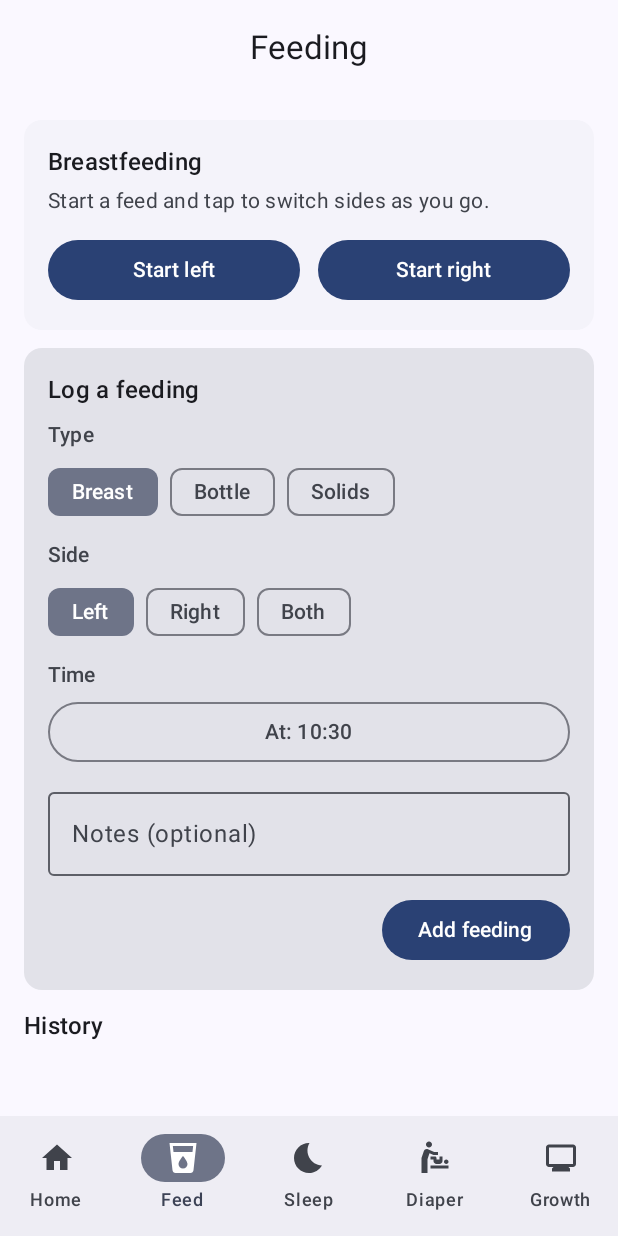
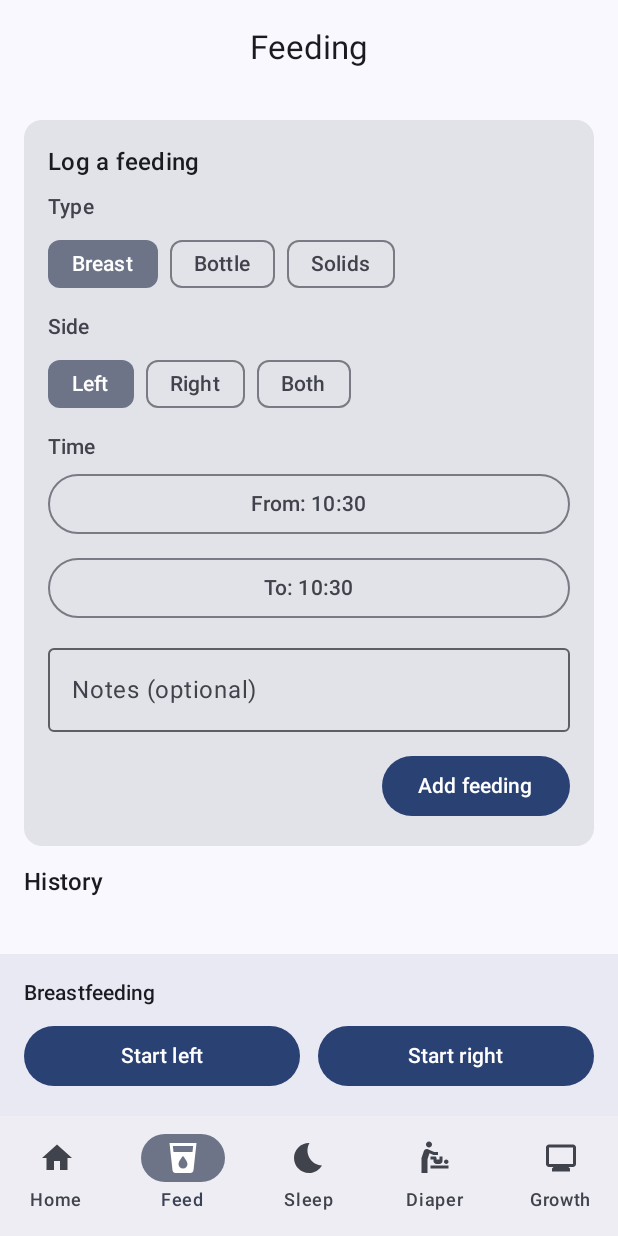
Before and after one commit to GProust/sprout, an Android app built with Jetpack Compose: the composable MainScaffold shown on its own in the app's theme, item 2 of the bottom bar chosen, on a phone screen of 412 x 824 dp. Run offline under Robolectric (Android 15) with nearby library versions, the phone set to English and light mode, and no system bars; our stand-ins replace Room's generated code.

Commit message:
Move breastfeeding timer to a full-screen view; add feed end time
Breastfeeding start/stop is now a pair of Left/Right buttons pinned to the
bottom of the feeding screen (positioned to match the breast). Tapping one
opens a dedicated full-screen live timer where you switch sides — banking
each segment's duration — and stop to save, or cancel to discard. The
running session lives in the shared FeedingViewModel, so leaving via Back
keeps it going and the bottom bar offers a "Resume" button showing elapsed
time.

Manual feed entries now capture a start and an optional end time (the
entity already had endTime); the history shows the resulting duration for
bottle/solids feeds. Breastfeeding still derives its duration from the
live start/stop timer.

Co-Authored-By: Claude Opus 4.8 <noreply@anthropic.com>
Claude-Session: https://claude.ai/code/session_0124bYftYPCgHeNw9VoFExy3

```diff
--- a/app/src/main/java/com/gproust/sprout/ui/feeding/FeedingScreen.kt
+++ b/app/src/main/java/com/gproust/sprout/ui/feeding/FeedingScreen.kt
@@ -2,6 +2,7 @@ package com.gproust.sprout.ui.feeding
 
 import android.content.Context
 import androidx.compose.foundation.layout.Arrangement
+import androidx.compose.foundation.layout.Box
 import androidx.compose.foundation.layout.Column
 import androidx.compose.foundation.layout.Row
 import androidx.compose.foundation.layout.Spacer
@@ -11,14 +12,17 @@ import androidx.compose.foundation.layout.height
 import androidx.compose.foundation.layout.padding
 import androidx.compose.foundation.lazy.LazyColumn
 import androidx.compose.foundation.lazy.items
+import androidx.compose.foundation.rememberScrollState
+import androidx.compose.foundation.verticalScroll
 import androidx.compose.material.icons.Icons
 import androidx.compose.material.icons.filled.LocalDrink
 import androidx.compose.material3.Button
 import androidx.compose.material3.Card
-import androidx.compose.material3.ElevatedCard
+import androidx.compose.material3.CircularProgressIndicator
 import androidx.compose.material3.FilledTonalButton
 import androidx.compose.material3.MaterialTheme
 import androidx.compose.material3.Scaffold
+import androidx.compose.material3.Surface
 import androidx.compose.material3.Text
 import androidx.compose.material3.TextButton
 import androidx.compose.runtime.Composable
@@ -162,27 +166,29 @@ class FeedingViewModel(
 }
 
 @Composable
-fun FeedingScreen() {
-    val vm: FeedingViewModel = viewModel(factory = rememberSproutViewModelFactory())
+fun FeedingScreen(
+    onOpenNursing: (BreastSide) -> Unit = {},
+    vm: FeedingViewModel = viewModel(factory = rememberSproutViewModelFactory()),
+) {
     val feedings by vm.feedings.collectAsState()
     val nursing by vm.nursing.collectAsState()
     val context = LocalContext.current
 
-    Scaffold(topBar = { SproutTopBar(stringResource(R.string.screen_feeding)) }) { padding ->
+    Scaffold(
+        topBar = { SproutTopBar(stringResource(R.string.screen_feeding)) },
+        bottomBar = {
+            NursingBar(
+                session = nursing,
+                onStart = onOpenNursing,
+                onResume = { nursing?.let { onOpenNursing(it.currentSide) } },
+            )
+        },
+    ) { padding ->
         LazyColumn(
             modifier = Modifier.fillMaxSize().padding(padding),
             contentPadding = androidx.compose.foundation.layout.PaddingValues(16.dp),
             verticalArrangement = Arrangement.spacedBy(12.dp),
         ) {
-            item {
-                NursingCard(
-                    session = nursing,
-                    onStart = vm::startNursing,
-                    onSwitch = vm::switchBreast,
-                    onStop = vm::stopNursing,
-                    onCancel = vm::cancelNursing,
-                )
-            }
             item { ManualFeedCard(onAdd = vm::add) }
             item {
                 Text(
@@ -207,41 +213,90 @@ fun FeedingScreen() {
     }
 }
 
+/**
+ * The breastfeeding start/stop controls, pinned to the bottom of the feeding
+ * screen. Idle: a Left and a Right button (positioned to match the breast).
+ * Running: a single button that re-opens the live timer, showing elapsed time
+ * so a session left in the background is never forgotten.
+ */
 @Composable
-private fun NursingCard(
+private fun NursingBar(
     session: NursingSession?,
     onStart: (BreastSide) -> Unit,
-    onSwitch: () -> Unit,
-    onStop: (String) -> Unit,
-    onCancel: () -> Unit,
+    onResume: () -> Unit,
 ) {
-    ElevatedCard {
-        Column(Modifier.padding(16.dp)) {
-            Text(stringResource(R.string.feeding_breastfeeding), style = MaterialTheme.typography.titleMedium)
+    Surface(tonalElevation = 3.dp) {
+        Column(Modifier.fillMaxWidth().padding(16.dp)) {
+            Text(
+                stringResource(R.string.feeding_breastfeeding),
+                style = MaterialTheme.typography.titleSmall,
+            )
+            Spacer(Modifier.height(8.dp))
             if (session == null) {
-                NursingIdle(onStart = onStart)
-            } else {
-                NursingRunning(session = session, onSwitch = onSwitch, onStop = onStop, onCancel = onCancel)
-            }
-        }
-    }
-}
-
-@Composable
-private fun NursingIdle(onStart: (BreastSide) -> Unit) {
-    Text(
-        stringResource(R.string.feeding_nursing_hint),
-        style = MaterialTheme.typography.bodyMedium,
-        color = MaterialTheme.colorScheme.onSurfaceVariant,
-        modifier = Modifier.padding(top = 4.dp),
-    )
-    Spacer(Modifier.height(12.dp))
                 Row(Modifier.fillMaxWidth(), horizontalArrangement = Arrangement.spacedBy(12.dp)) {
                     Button(onClick = { onStart(BreastSide.LEFT) }, modifier = Modifier.weight(1f)) {
                         Text(stringResource(R.string.feeding_start_left))
                     }
                     Button(onClick = { onStart(BreastSide.RIGHT) }, modifier = Modifier.weight(1f)) {
                         Text(stringResource(R.string.feeding_start_right))
+                    }
+                }
+            } else {
+                var now by remember { mutableLongStateOf(System.currentTimeMillis()) }
+                LaunchedEffect(session.sessionStart) {
+                    while (true) {
+                        now = System.currentTimeMillis()
+                        delay(1000)
+                    }
+                }
+                val totalMs = (session.leftMs + session.rightMs +
+                    (now - session.segmentStart)).coerceAtLeast(0L)
+                Button(onClick = onResume, modifier = Modifier.fillMaxWidth()) {
+                    Text(stringResource(R.string.feeding_resume, formatClock(totalMs)))
+                }
+            }
+        }
+    }
+}
+
+/**
+ * Full-screen live breastfeeding timer. Started from the feeding screen's
+ * Left/Right buttons; lets you switch sides (banking each segment's duration)
+ * and stop to save, or cancel to discard. Leaving via Back keeps the session
+ * running so it can be resumed.
+ */
+@Composable
+fun NursingScreen(
+    side: BreastSide,
+    onDone: () -> Unit = {},
+    vm: FeedingViewModel = viewModel(factory = rememberSproutViewModelFactory()),
+) {
+    val session by vm.nursing.collectAsState()
+
+    // Start a session on first entry (or after process death lost the in-memory
+    // one). An already-running session — e.g. resumed from the bar — is kept.
+    LaunchedEffect(Unit) {
+        if (vm.nursing.value == null) vm.startNursing(side)
+    }
+
+    Scaffold(
+        topBar = {
+            SproutTopBar(stringResource(R.string.feeding_breastfeeding), onBack = onDone)
+        },
+    ) { padding ->
+        val s = session
+        if (s == null) {
+            Box(Modifier.fillMaxSize().padding(padding), contentAlignment = Alignment.Center) {
+                CircularProgressIndicator()
+            }
+        } else {
+            NursingRunning(
+                session = s,
+                onSwitch = vm::switchBreast,
+                onStop = { notes -> vm.stopNursing(notes); onDone() },
+                onCancel = { vm.cancelNursing(); onDone() },
+                modifier = Modifier.fillMaxSize().padding(padding),
+            )
         }
     }
 }
@@ -252,6 +307,7 @@ private fun NursingRunning(
     onSwitch: () -> Unit,
     onStop: (String) -> Unit,
     onCancel: () -> Unit,
+    modifier: Modifier = Modifier,
 ) {
     var now by remember { mutableLongStateOf(System.currentTimeMillis()) }
     var notes by remember { mutableStateOf("") }
@@ -270,21 +326,23 @@ private fun NursingRunning(
     val totalMs = leftMs + rightMs
     val onLeft = session.currentSide == BreastSide.LEFT
 
-    Spacer(Modifier.height(12.dp))
-    Column(Modifier.fillMaxWidth(), horizontalAlignment = Alignment.CenterHorizontally) {
+    Column(
+        modifier = modifier.verticalScroll(rememberScrollState()).padding(16.dp),
+        horizontalAlignment = Alignment.CenterHorizontally,
+    ) {
+        Spacer(Modifier.height(8.dp))
         Text(
             formatClock(totalMs),
-            style = MaterialTheme.typography.displaySmall,
+            style = MaterialTheme.typography.displayMedium,
             fontWeight = FontWeight.Bold,
         )
         Text(
             stringResource(if (onLeft) R.string.feeding_on_left else R.string.feeding_on_right),
-            style = MaterialTheme.typography.bodyMedium,
+            style = MaterialTheme.typography.bodyLarge,
             color = MaterialTheme.colorScheme.primary,
         )
-    }
 
-    Spacer(Modifier.height(12.dp))
+        Spacer(Modifier.height(24.dp))
         Row(Modifier.fillMaxWidth(), horizontalArrangement = Arrangement.SpaceEvenly) {
             SideTotal(label = stringResource(R.string.side_left), value = formatClock(leftMs), active = onLeft)
             SideTotal(label = stringResource(R.string.side_right), value = formatClock(rightMs), active = !onLeft)
@@ -298,21 +356,22 @@ private fun NursingRunning(
             )
         }
 
-    Spacer(Modifier.height(12.dp))
+        Spacer(Modifier.height(24.dp))
         FilledTonalButton(onClick = onSwitch, modifier = Modifier.fillMaxWidth()) {
             Text(stringResource(if (onLeft) R.string.feeding_switch_to_right else R.string.feeding_switch_to_left))
         }
 
-    Spacer(Modifier.height(8.dp))
+        Spacer(Modifier.height(12.dp))
         NotesField(value = notes, onChange = { notes = it })
 
-    Spacer(Modifier.height(8.dp))
+        Spacer(Modifier.height(12.dp))
         Row(Modifier.fillMaxWidth(), horizontalArrangement = Arrangement.spacedBy(12.dp)) {
             TextButton(onClick = onCancel, modifier = Modifier.weight(1f)) {
                 Text(stringResource(R.string.action_cancel))
             }
             Button(onClick = { onStop(notes) }, modifier = Modifier.weight(1f)) {
                 Text(stringResource(R.string.feeding_stop_save))
+            }
         }
     }
 }
@@ -336,7 +395,8 @@ private fun SideTotal(label: String, value: String, active: Boolean) {
 
 /**
  * Manual entry for any feed — including a past breastfeed — without using the
- * live timer. Useful for logging a feed after the fact, or a quick bottle/solid.
+ * live timer. Records a start time and an optional end time, so a bottle or
+ * solids feed can capture how long it took.
  */
 @Composable
 private fun ManualFeedCard(onAdd: (FeedingEntity) -> Unit) {
@@ -344,7 +404,8 @@ private fun ManualFeedCard(onAdd: (FeedingEntity) -> Unit) {
     var type by remember { mutableStateOf(FeedType.BREAST) }
     var side by remember { mutableStateOf(BreastSide.LEFT) }
     var amount by remember { mutableStateOf("") }
-    var time by remember { mutableLongStateOf(System.currentTimeMillis()) }
+    var start by remember { mutableLongStateOf(System.currentTimeMillis()) }
+    var end by remember { mutableLongStateOf(System.currentTimeMillis()) }
     var notes by remember { mutableStateOf("") }
 
     Card {
@@ -382,7 +443,9 @@ private fun ManualFeedCard(onAdd: (FeedingEntity) -> Unit) {
             }
 
             FieldLabel(stringResource(R.string.field_time))
-            TimePickerField(label = stringResource(R.string.picker_at), millis = time, onChange = { time = it })
+            TimePickerField(label = stringResource(R.string.picker_from), millis = start, onChange = { start = it })
+            Spacer(Modifier.height(8.dp))
+            TimePickerField(label = stringResource(R.string.picker_to), millis = end, onChange = { end = it })
 
             Spacer(Modifier.height(8.dp))
             NotesField(value = notes, onChange = { notes = it })
@@ -395,13 +458,16 @@ private fun ManualFeedCard(onAdd: (FeedingEntity) -> Unit) {
                             type = type,
                             side = if (type == FeedType.BREAST) side else null,
                             amountMl = if (type == FeedType.BOTTLE) amount.toIntOrNull() else null,
-                            startTime = time,
+                            startTime = start,
+                            // Only keep an end time that actually follows the start.
+                            endTime = end.takeIf { it > start },
                             notes = notes.ifBlank { null },
                         ),
                     )
                     amount = ""
                     notes = ""
-                    time = System.currentTimeMillis()
+                    start = System.currentTimeMillis()
+                    end = System.currentTimeMillis()
                 }) {
                     Text(stringResource(R.string.feeding_add))
                 }
@@ -439,6 +505,11 @@ private fun feedingSubtitle(context: Context, entry: FeedingEntity): String {
                 formatDuration(context, it),
             )
         }
+    } else {
+        // Bottle / solids logged with an end time: show how long it took.
+        entry.endTime?.takeIf { it > entry.startTime }?.let {
+            parts += formatDuration(context, it - entry.startTime)
+        }
     }
     entry.notes?.takeIf { it.isNotBlank() }?.let { parts += it }
     return parts.joinToString(sep)
--- a/app/src/main/java/com/gproust/sprout/ui/navigation/SproutNavigation.kt
+++ b/app/src/main/java/com/gproust/sprout/ui/navigation/SproutNavigation.kt
@@ -19,6 +19,7 @@ import androidx.compose.material3.Text
 import androidx.compose.runtime.Composable
 import androidx.compose.runtime.collectAsState
 import androidx.compose.runtime.getValue
+import androidx.compose.runtime.remember
 import androidx.compose.ui.Alignment
 import androidx.compose.ui.Modifier
 import androidx.compose.ui.graphics.vector.ImageVector
@@ -28,13 +29,18 @@ import androidx.lifecycle.viewmodel.compose.viewModel
 import androidx.navigation.NavController
 import androidx.navigation.NavDestination.Companion.hierarchy
 import androidx.navigation.NavGraph.Companion.findStartDestination
+import androidx.navigation.NavType
 import androidx.navigation.compose.NavHost
 import androidx.navigation.compose.composable
 import androidx.navigation.compose.currentBackStackEntryAsState
 import androidx.navigation.compose.rememberNavController
+import androidx.navigation.navArgument
+import com.gproust.sprout.data.local.BreastSide
 import com.gproust.sprout.ui.checkin.DailyCheckInScreen
 import com.gproust.sprout.ui.diaper.DiaperScreen
 import com.gproust.sprout.ui.feeding.FeedingScreen
+import com.gproust.sprout.ui.feeding.FeedingViewModel
+import com.gproust.sprout.ui.feeding.NursingScreen
 import com.gproust.sprout.ui.growth.GrowthScreen
 import com.gproust.sprout.ui.health.HealthScreen
 import com.gproust.sprout.ui.home.HomeScreen
@@ -50,6 +56,7 @@ import com.gproust.sprout.ui.startup.StartupViewModel
 object Routes {
     const val HOME = "home"
     const val FEEDING = "feeding"
+    const val FEEDING_NURSING = "feeding/nursing/{side}"
     const val SLEEP = "sleep"
     const val DIAPER = "diaper"
     const val GROWTH = "growth"
@@ -168,7 +175,27 @@ private fun MainScaffold() {
                     }
                 })
             }
-            composable(Routes.FEEDING) { FeedingScreen() }
+            composable(Routes.FEEDING) {
+                FeedingScreen(onOpenNursing = { side ->
+                    navController.navigate("feeding/nursing/${side.name}")
+                })
+            }
+            composable(
+                Routes.FEEDING_NURSING,
+                arguments = listOf(navArgument("side") { type = NavType.StringType }),
+            ) { entry ->
+                val side = entry.arguments?.getString("side")
+                    ?.let { runCatching { BreastSide.valueOf(it) }.getOrNull() }
+                    ?: BreastSide.LEFT
+                // Share the feeding screen's ViewModel so the live session is the
+                // same one its bottom bar started and can resume.
+                val feedingEntry = remember(entry) { navController.getBackStackEntry(Routes.FEEDING) }
+                val vm: FeedingViewModel = viewModel(
+                    viewModelStoreOwner = feedingEntry,
+                    factory = rememberSproutViewModelFactory(),
+                )
+                NursingScreen(side = side, onDone = { navController.popBackStack() }, vm = vm)
+            }
             composable(Routes.SLEEP) { SleepScreen() }
             composable(Routes.DIAPER) { DiaperScreen() }
             composable(Routes.GROWTH) { GrowthScreen() }
--- a/app/src/main/res/values/strings.xml
+++ b/app/src/main/res/values/strings.xml
@@ -131,7 +131,7 @@
 
     <!-- Breastfeeding live timer -->
     <string name="feeding_breastfeeding">Breastfeeding</string>
-    <string name="feeding_nursing_hint">Start a feed and tap to switch sides as you go.</string>
+    <string name="feeding_resume">Resume feeding · %1$s</string>
     <string name="feeding_start_left">Start left</string>
     <string name="feeding_start_right">Start right</string>
     <string name="feeding_on_left">On the left breast</string>
```
Also changed, not shown: 7 other files. Lines whose indentation alone changed are shown as unchanged.
